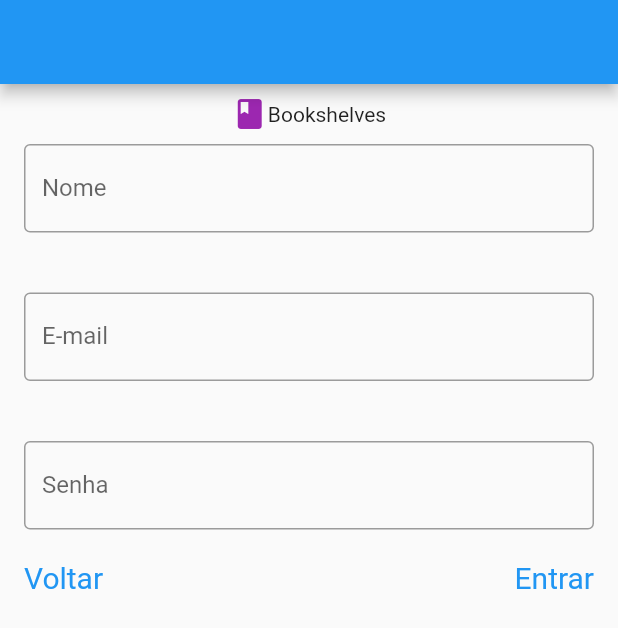
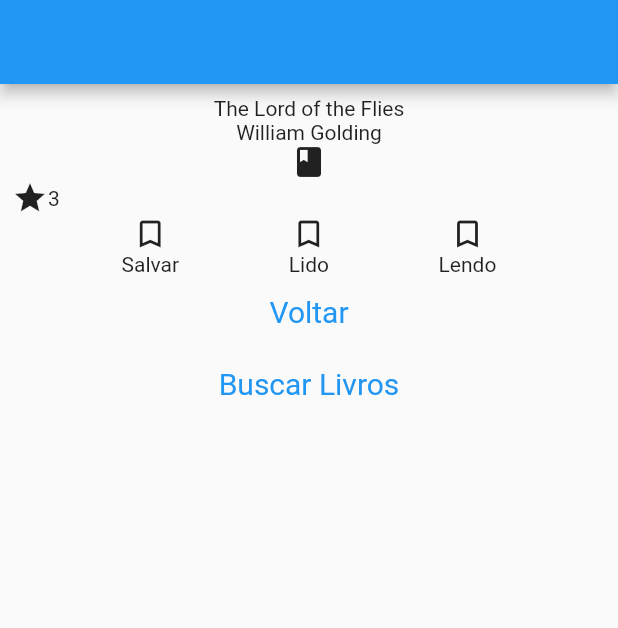
Before and after one commit to 11emilia11/bookshelvesapp, a Flutter app: the screen it shows after launch, on a phone screen of 412 x 824 dp. Shown: the top 628 px of the screen. Run offline on Flutter 3.47's test engine with Material 2 defaults, Android fonts, the phone set to English and light mode, and no system bars.

Commit message:
mvp book detail page layout

```diff
--- /dev/null
+++ b/lib/book_detail_page.dart
@@ -0,0 +1,82 @@
+import 'package:flutter/material.dart';
+
+class BookDetailPage extends StatefulWidget {
+  @override
+  _BookDetailPageState createState() => _BookDetailPageState();
+}
+
+class _BookDetailPageState extends State<BookDetailPage> {
+  @override
+  Widget build(BuildContext context) {
+    return Scaffold(
+      appBar: AppBar(),
+      body:
+        Padding(
+          padding: EdgeInsets.all(8.0),
+          child: Column(
+            children: [
+              Column(
+                mainAxisAlignment: MainAxisAlignment.spaceAround,
+                children: [
+                  Text('The Lord of the Flies'),
+                  Text('William Golding'),
+                  Icon(Icons.book_rounded),
+                  Row(
+                    children: [
+                      Icon(Icons.star),
+                      Text('3')
+
+                  ],)],
+              ),
+              Row(
+                mainAxisAlignment: MainAxisAlignment.spaceEvenly,
+                children: [
+                  Column(
+                    children: [
+                      Icon(Icons.bookmark_border),
+                      Text('Salvar')
+                    ],
+                  ),
+                  Column(
+                    children: [
+                      Icon(Icons.bookmark_border),
+                      Text('Lido')
+                    ],
+                  ),
+                  Column(
+                    children: [
+                      Icon(Icons.bookmark_border),
+                      Text('Lendo')
+                    ],
+                  ),
+
+                ],
+
+              ),
+
+              Column(
+                mainAxisAlignment: MainAxisAlignment.spaceBetween,
+                children: [
+                  TextButton(
+                    style: TextButton.styleFrom(
+                      textStyle: const TextStyle(fontSize: 20)),
+                    onPressed: () {},
+                    child: const Text('Voltar'),),
+                  TextButton(
+                    style: TextButton.styleFrom(
+                      textStyle: const TextStyle(fontSize: 20)),
+                    onPressed: () {},
+                    child: const Text('Buscar Livros'),),
+
+                ],
+              )
+
+
+            ],
+            )),
+
+
+
+    );
+  }
+}
--- a/lib/main.dart
+++ b/lib/main.dart
@@ -1,3 +1,4 @@
+import 'package:bookshelvesapp/book_detail_page.dart';
 import 'package:bookshelvesapp/home_page.dart';
 import 'package:bookshelvesapp/register_page.dart';
 import 'package:flutter/material.dart';
@@ -13,7 +14,7 @@
   Widget build(BuildContext context) {
     return MaterialApp(
       title: "Bookshelves",
-      home: RegisterPage(
+      home: BookDetailPage(
 
         ),
       );
```
Also changed, not shown: 2 other files.
